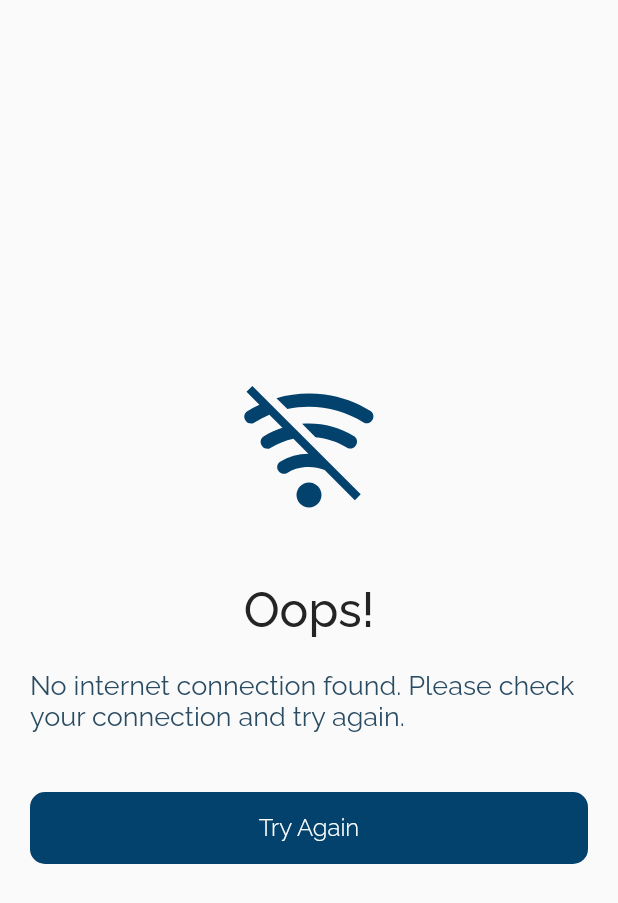
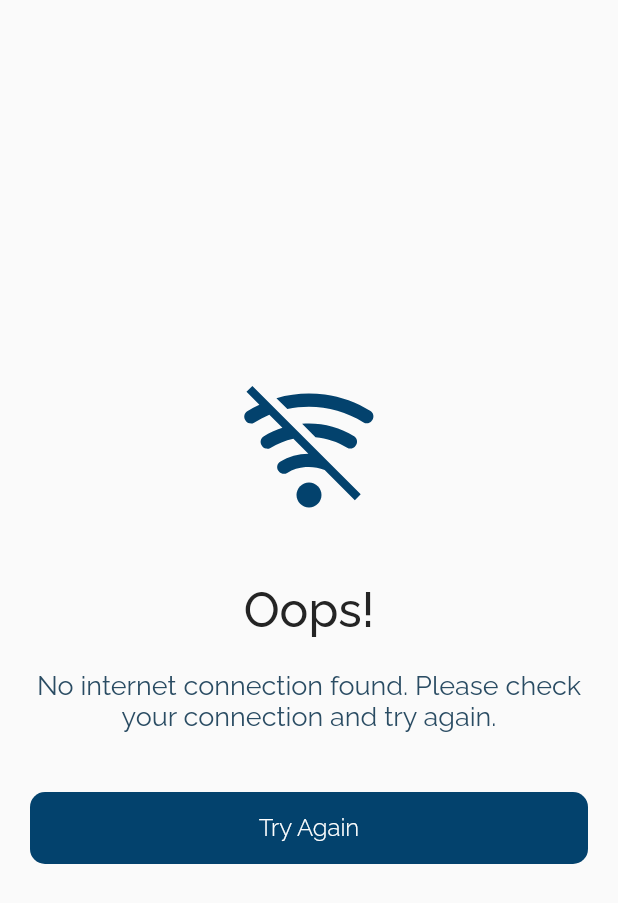
Before and after one commit to Utitofon-Udoekong/fortfoliofire, a Flutter app: the NoInternetPage screen opened by its route, on a phone screen of 412 x 824 dp. Shown: the top 903 px of the screen. Run offline on Flutter 3.47's test engine with Material 2 defaults, Android fonts, the phone set to English and light mode, and no system bars; our stand-ins replace auto_route, bloc, cached_network_image, cloud_firestore, connectivity_plus, dartz and 19 more; accounts and stored records are empty; generated files the repository leaves out were written again; statements that could not run were skipped; project files that could hold a hidden picture were left out.

Commit message:
be like this one good

```diff
--- a/lib/application/internet/cubit/internet_state.dart
+++ /dev/null
@@ -1,13 +0,0 @@
-part of 'internet_cubit.dart';
-
-@freezed
-class InternetState with _$InternetState {
-  const factory InternetState({
-    required bool connected,
-    required bool disconnected,
-  }) = _Initial;
-  factory InternetState.initial() => const InternetState(
-    connected: false,
-    disconnected: false,
-  );
-}
--- a/lib/domain/widgets/custom_filled_button.dart
+++ b/lib/domain/widgets/custom_filled_button.dart
@@ -11,6 +11,7 @@ class CustomFilledButton extends StatelessWidget {
   Widget build(BuildContext context) {
     return InkWell(
       onTap: onTap,
+      child: Ink(
         child: Container(
           alignment: Alignment.center,
           height: 48,
@@ -23,6 +24,7 @@ class CustomFilledButton extends StatelessWidget {
           style: textButton.copyWith(color: kWhiteColor),
           ),
         ),
+      ),
     );
   }
 }
--- a/lib/presentation/network/no_connection.dart
+++ b/lib/presentation/network/no_connection.dart
@@ -1,13 +1,11 @@
+import 'package:connectivity_plus/connectivity_plus.dart';
 import 'package:flutter/material.dart';
 import 'package:flutter_svg/flutter_svg.dart';
-import 'package:flutter_bloc/flutter_bloc.dart';
-import 'package:fortfolio/application/internet/cubit/internet_cubit.dart';
 import 'package:fortfolio/domain/constants/theme.dart';
 import 'package:fortfolio/domain/widgets/custom_filled_button.dart';
 
 class NoInternetPage extends StatelessWidget {
   const NoInternetPage({ Key? key }) : super(key: key);
-
   @override
   Widget build(BuildContext context) {
     return SafeArea(child: Scaffold(
@@ -21,9 +19,9 @@ class NoInternetPage extends StatelessWidget {
             const SizedBox(height: 40,),
             Text("Oops!", style: titleText,),
             const SizedBox(height: 20,),
-            Text("No internet connection found. Please check your connection and try again.", style: subTitle.copyWith(fontSize: 18, fontWeight: FontWeight.w400),),
+            Text("No internet connection found. Please check your connection and try again.", style: subTitle.copyWith(fontSize: 18, fontWeight: FontWeight.w400), textAlign: TextAlign.center,),
             const SizedBox(height: 40,),
-            CustomFilledButton(text: "Try Again", onTap: () => context.read<InternetCubit>().checkConnection())
+            CustomFilledButton(text: "Try Again", onTap: () => Connectivity().checkConnectivity())
           ],
         ),
       ),
--- a/lib/presentation/splash/splash_Screen.dart
+++ b/lib/presentation/splash/splash_Screen.dart
@@ -2,7 +2,6 @@ import 'package:auto_route/auto_route.dart';
 import 'package:flutter/material.dart';
 import 'package:flutter_bloc/flutter_bloc.dart';
 import 'package:fortfolio/application/auth/auth_cubit.dart';
-import 'package:fortfolio/application/internet/cubit/internet_cubit.dart';
 import 'package:fortfolio/presentation/routes/router.gr.dart';
 
 class SplashScreen extends StatefulWidget {
@@ -18,7 +17,6 @@ class _SplashScreenState extends State<SplashScreen> {
   void initState() {
     WidgetsBinding.instance!.addPostFrameCallback((_) {
       final bool isUserLoggedIn = context.read<AuthCubit>().state.isLoggedIn;
-      context.read<InternetCubit>().monitorInternetConnection();
       final bool isUserCheckedFromAuthService =
           context.read<AuthCubit>().state.isUserCheckedFromAuthFacade;
       if (isUserLoggedIn) {
```
Also changed, not shown: lib/application/internet/cubit/internet_cubit.dart (deleted, +0 -34 lines), lib/application/internet/cubit/internet_injectible.dart (deleted, +0 -10 lines), lib/presentation/core/app_widget.dart (+13 -16 lines), lib/presentation/home/dashboard/dashboard.dart (+1 -9 lines), lib/presentation/splash/onboarding.dart (+1 -6 lines), lib/application/auth/auth_cubit.freezed.dart (deleted), lib/application/auth/sign_in_form/email/sign_in_form_email_cubit.freezed.dart (deleted), lib/application/auth/sign_in_form/phone/sign_in_form_phone_cubit.freezed.dart (deleted), lib/application/auth/sign_up_form/phone/sign_up_form_phone_cubit.freezed.dart (deleted), lib/application/internet/cubit/internet_cubit.freezed.dart (deleted), lib/main.dart (line endings or trailing spaces), lib/presentation/home/wallet/cubit/wallet_cubit.freezed.dart (deleted). Lines whose indentation alone changed are shown as unchanged.
